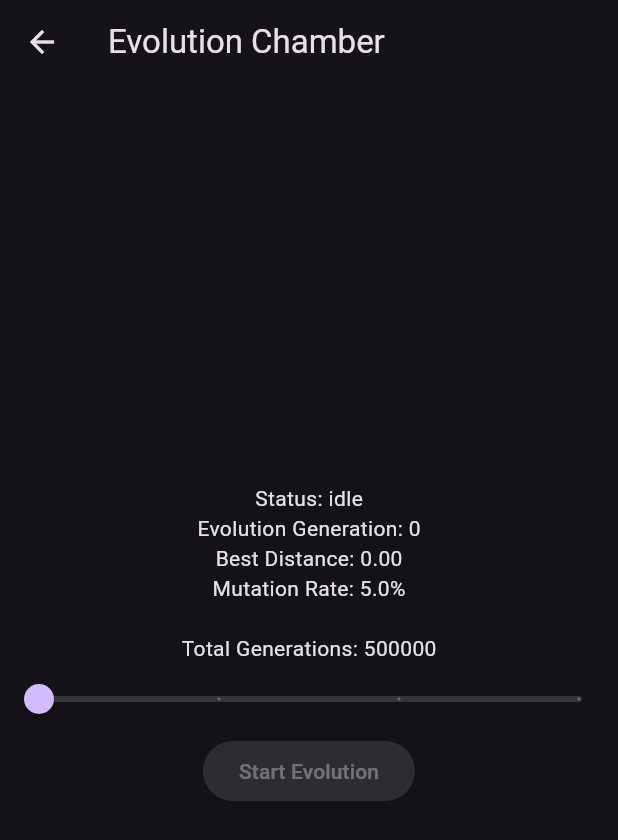
After one commit to russell0627/conway_game_of_life, a Flutter app: the screen it shows after launch, after a tap on the "biotech" icon, on a phone screen of 412 x 824 dp. The commit adds this screen. Shown: the top 840 px of the screen. Run offline on Flutter 3.47's test engine with Material 3 defaults, Android fonts, the phone set to English and light mode, and no system bars; our stand-ins replace flutter_riverpod, riverpod_annotation, shared_preferences; generated files the repository leaves out were written again.

Commit message:
Evolution.

```diff
--- /dev/null
+++ b/lib/evolution_screen.dart
@@ -0,0 +1,131 @@
+import 'dart:math';
+
+import 'package:flutter/material.dart';
+import 'package:flutter_riverpod/flutter_riverpod.dart';
+import 'package:conway_game_of_life/game_controller.dart';
+import 'evolution_controller.dart';
+import 'evolution_state.dart';
+import 'point.dart';
+
+class EvolutionScreen extends ConsumerWidget {
+  const EvolutionScreen({super.key});
+
+  @override
+  Widget build(BuildContext context, WidgetRef ref) {
+    final evolutionState = ref.watch(evolutionControllerProvider);
+    final gameController = ref.read(gameControllerProvider.notifier);
+    final initialPattern = ref.watch(gameControllerProvider.select((state) => state.liveCells));
+
+    final double sliderValue = (evolutionState.totalEvolutionGenerations / 500000) - 1;
+
+    return Scaffold(
+      appBar: AppBar(
+        title: const Text('Evolution Chamber'),
+      ),
+      body: Center(
+        child: Column(
+          mainAxisAlignment: MainAxisAlignment.center,
+          children: [
+            Text('Status: ${evolutionState.status.name}'),
+            Text('Evolution Generation: ${evolutionState.evolutionGeneration}'),
+            Text('Best Distance: ${evolutionState.bestDistance.toStringAsFixed(2)}'),
+            Text('Mutation Rate: ${(evolutionState.mutationRate * 100).toStringAsFixed(1)}%'),
+            const SizedBox(height: 20),
+            if (evolutionState.status == EvolutionStatus.running)
+              const CircularProgressIndicator()
+            else
+              Column(
+                children: [
+                  Text('Total Generations: ${evolutionState.totalEvolutionGenerations}'),
+                  Slider(
+                    value: sliderValue,
+                    min: 0,
+                    max: 3,
+                    divisions: 3,
+                    label: '${(sliderValue + 1) * 0.5}M',
+                    onChanged: (value) {
+                      final generations = ((value + 1) * 500000).toInt();
+                      ref.read(evolutionControllerProvider.notifier).setTotalGenerations(generations);
+                    },
+                  ),
+                  ElevatedButton(
+                    onPressed: initialPattern.isNotEmpty
+                        ? () {
+                            ref.read(evolutionControllerProvider.notifier).startEvolution(initialPattern);
+                          }
+                        : null, // Disable button if there's no initial pattern
+                    child: const Text('Start Evolution'),
+                  ),
+                ],
+              ),
+            const SizedBox(height: 20),
+            if (evolutionState.championPattern.isNotEmpty)
+              Column(
+                children: [
+                  const Text('Champion Pattern:'),
+                  Container(
+                    width: 100,
+                    height: 100,
+                    decoration: BoxDecoration(
+                      border: Border.all(color: Colors.grey),
+                    ),
+                    child: CustomPaint(
+                      painter: _PatternPainter(evolutionState.championPattern),
+                    ),
+                  ),
+                  ElevatedButton(
+                    onPressed: () {
+                      gameController.reset();
+                      gameController.state = gameController.state.copyWith(liveCells: evolutionState.championPattern);
+                      Navigator.of(context).pop();
+                    },
+                    child: const Text('Load Champion'),
+                  ),
+                ],
+              ),
+          ],
+        ),
+      ),
+    );
+  }
+}
+
+class _PatternPainter extends CustomPainter {
+  final Set<Point> pattern;
+
+  _PatternPainter(this.pattern);
+
+  @override
+  void paint(Canvas canvas, Size size) {
+    if (pattern.isEmpty) return;
+
+    final paint = Paint()..color = Colors.amber.shade300;
+    final bounds = _getBounds(pattern);
+    final patternWidth = bounds[1] - bounds[0] + 1;
+    final patternHeight = bounds[3] - bounds[2] + 1;
+    final cellSize = size.width / max(patternWidth, patternHeight);
+
+    for (final point in pattern) {
+      final x = (point.x - bounds[0]) * cellSize;
+      final y = (point.y - bounds[2]) * cellSize;
+      canvas.drawRect(Rect.fromLTWH(x, y, cellSize, cellSize), paint);
+    }
+  }
+
+  @override
+  bool shouldRepaint(covariant _PatternPainter oldDelegate) {
+    return oldDelegate.pattern != pattern;
+  }
+
+  List<int> _getBounds(Set<Point> cells) {
+    if (cells.isEmpty) return [0, 0, 0, 0];
+    int minX = cells.first.x, maxX = cells.first.x, minY = cells.first.y, maxY = cells.first.y;
+    for (var cell in cells) {
+      if (cell.x < minX) minX = cell.x;
+      if (cell.x > maxX) maxX = cell.x;
+      if (cell.y < minY) minY = cell.y;
+      if (cell.y > maxY) maxY = cell.y;
+    }
+    return [minX, maxX, minY, maxY];
+  }
+}
--- /dev/null
+++ b/lib/evolution_state.dart
@@ -0,0 +1,46 @@
+import 'dart:collection';
+
+import 'package:conway_game_of_life/point.dart';
+
+enum EvolutionStatus {
+  idle,
+  running,
+  paused,
+  finished,
+}
+
+class EvolutionState {
+  final Set<Point> championPattern;
+  final double bestDistance;
+  final int evolutionGeneration;
+  final double mutationRate;
+  final EvolutionStatus status;
+  final int totalEvolutionGenerations;
+
+  EvolutionState({
+    this.championPattern = const {},
+    this.bestDistance = 0.0,
+    this.evolutionGeneration = 0,
+    this.mutationRate = 0.05, // Start with a 5% mutation rate
+    this.status = EvolutionStatus.idle,
+    this.totalEvolutionGenerations = 500000,
+  });
+
+  EvolutionState copyWith({
+    Set<Point>? championPattern,
+    double? bestDistance,
+    int? evolutionGeneration,
+    double? mutationRate,
+    EvolutionStatus? status,
+    int? totalEvolutionGenerations,
+  }) {
+    return EvolutionState(
+      championPattern: championPattern ?? this.championPattern,
+      bestDistance: bestDistance ?? this.bestDistance,
+      evolutionGeneration: evolutionGeneration ?? this.evolutionGeneration,
+      mutationRate: mutationRate ?? this.mutationRate,
+      status: status ?? this.status,
+      totalEvolutionGenerations: totalEvolutionGenerations ?? this.totalEvolutionGenerations,
+    );
+  }
+}
--- a/lib/game_screen.dart
+++ b/lib/game_screen.dart
@@ -1,3 +1,4 @@
+import 'package:conway_game_of_life/evolution_screen.dart';
 import 'package:flutter/material.dart';
 import 'package:flutter_riverpod/flutter_riverpod.dart';
 import 'game_controller.dart';
@@ -25,6 +26,15 @@ class GameScreen extends ConsumerWidget {
             icon: Icon(followPattern ? Icons.location_searching : Icons.location_disabled),
             tooltip: 'Follow Pattern',
             onPressed: () => ref.read(gameControllerProvider.notifier).toggleFollowPattern(),
+          ),
+          IconButton(
+            icon: const Icon(Icons.biotech),
+            tooltip: 'Evolution Chamber',
+            onPressed: () {
+              Navigator.of(context).push(
+                MaterialPageRoute(builder: (context) => const EvolutionScreen()),
+              );
+            },
           ),
         ],
       ),
```
Also changed, not shown: lib/evolution_controller.dart (added, +175 -0 lines), lib/evolution_controller.g.dart.
